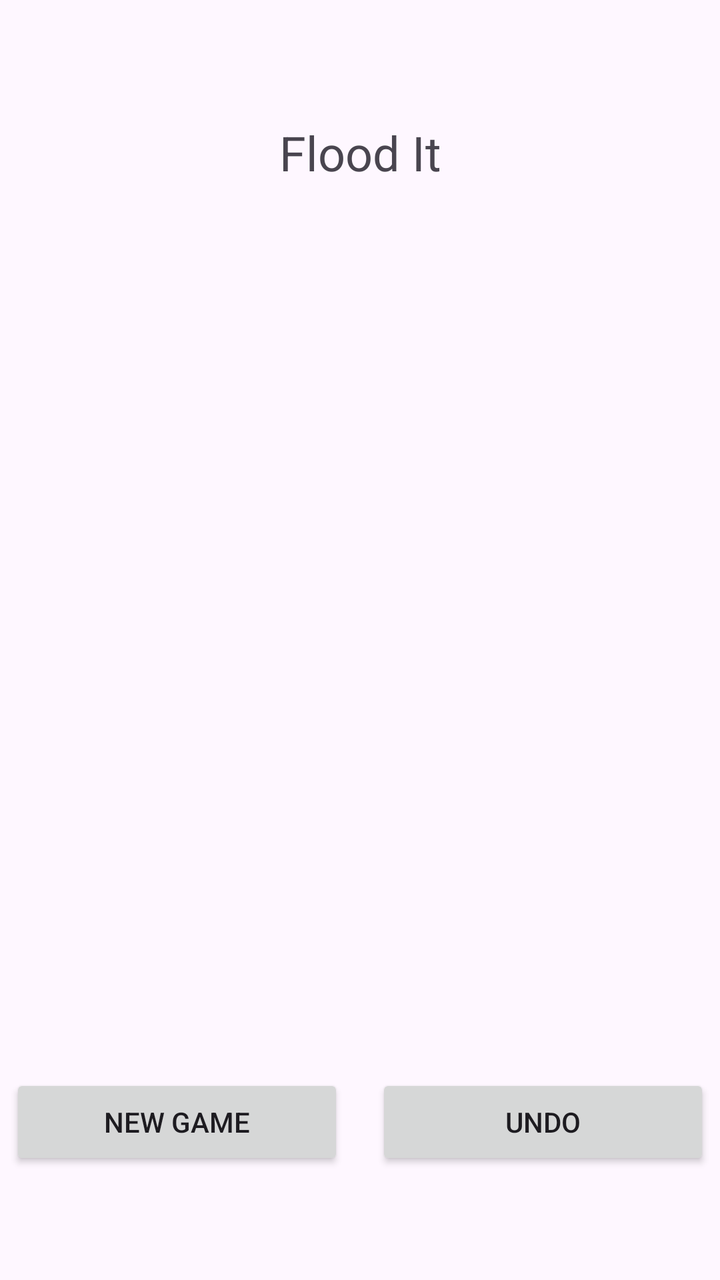
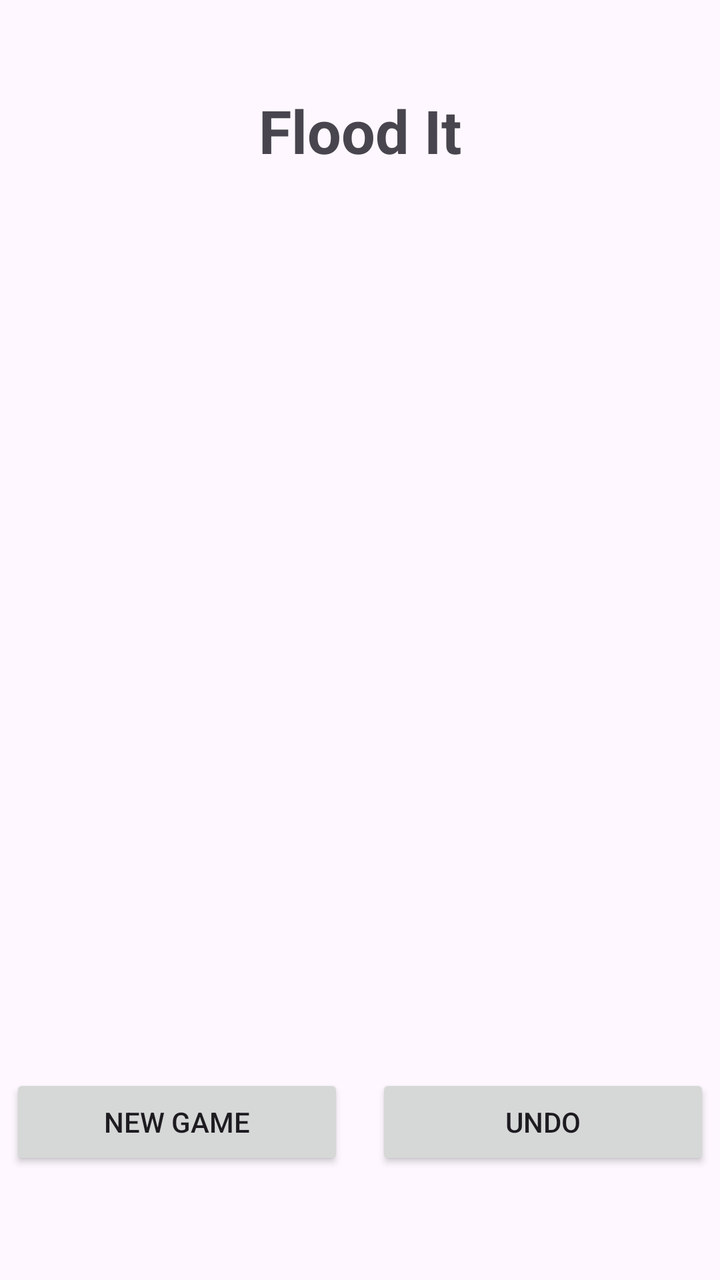

Screens rendered from an Android XML layout before and after an edit, with the pre-edit source and the edit as a unified diff.
<!-- AndroidManifest.xml: application theme Theme.FloodIt -->
<!-- res/layout/activity_main.xml -->
<?xml version="1.0" encoding="utf-8"?>
<androidx.constraintlayout.widget.ConstraintLayout
    xmlns:android="http://schemas.android.com/apk/res/android"
    xmlns:app="http://schemas.android.com/apk/res-auto"
    xmlns:tools="http://schemas.android.com/tools"
    android:layout_width="match_parent"
    android:layout_height="match_parent"
    tools:context=".MainActivity">

    
    <TextView
        android:id="@+id/title"
        android:layout_width="wrap_content"
        android:layout_height="wrap_content"
        android:layout_marginTop="60dp"
        android:text="@string/app_name"
        android:textSize="24sp"
        app:layout_constraintEnd_toEndOf="parent"
        app:layout_constraintStart_toStartOf="parent"
        app:layout_constraintTop_toTopOf="parent" />

    
    <GridLayout
        android:id="@+id/board"
        android:layout_width="0dp"
        android:layout_height="0dp"

        android:layout_marginTop="30dp"
        android:layout_marginHorizontal="5dp"
        android:alignmentMode="alignMargins"
        android:useDefaultMargins="true"
        app:layout_constraintTop_toBottomOf="@+id/title"
        app:layout_constraintBottom_toTopOf="@+id/move_counter"
        app:layout_constraintDimensionRatio="1:1"
        app:layout_constraintEnd_toEndOf="parent"
        app:layout_constraintStart_toStartOf="parent" />

    
    <TextView
        android:id="@+id/move_counter"
        android:layout_width="wrap_content"
        android:layout_height="wrap_content"
        android:layout_marginTop="30dp"
        android:textSize="20sp"
        app:layout_constraintEnd_toEndOf="parent"
        app:layout_constraintStart_toStartOf="parent"
        app:layout_constraintTop_toBottomOf="@+id/board" />

    
        <LinearLayout
            android:id="@+id/action_buttons_layout"
            android:layout_width="0dp"
            android:layout_height="wrap_content"
            android:layout_marginBottom="30dp"
            android:layout_marginHorizontal="5dp"
            android:orientation="horizontal"
            app:layout_constraintEnd_toEndOf="parent"
            app:layout_constraintStart_toStartOf="parent"
            app:layout_constraintBottom_toTopOf="@+id/buttons_layout">

            
            <Button
                android:id="@+id/new_game_button"
                android:layout_width="0dp"
                android:layout_height="wrap_content"
                android:layout_weight="1"
                android:layout_marginEnd="8dp"
                android:text="@string/new_game" />

            
            <Button
                android:id="@+id/undo_move_button"
                android:layout_width="0dp"
                android:layout_height="wrap_content"
                android:layout_weight="1"
                android:layout_marginStart="8dp"
                android:text="@string/undo" />
        </LinearLayout>

    
    <LinearLayout
        android:id="@+id/buttons_layout"
        android:layout_width="match_parent"
        android:layout_height="wrap_content"
        android:layout_marginHorizontal="5dp"
        android:layout_marginBottom="25dp"
        android:gravity="center"
        android:orientation="horizontal"
        app:layout_constraintBottom_toBottomOf="parent"
        app:layout_constraintEnd_toEndOf="parent"
        app:layout_constraintStart_toStartOf="parent">
    </LinearLayout>

</androidx.constraintlayout.widget.ConstraintLayout>
<!-- resources referenced by this layout -->
<resources>
  <string name="app_name">Flood It</string>
  <string name="new_game">New Game</string>
  <string name="undo">Undo</string>
  <style name="Theme.FloodIt" parent="Base.Theme.FloodIt" />
  <style name="Base.Theme.FloodIt" parent="Theme.Material3.DayNight.NoActionBar">
          
          
      </style>
</resources>

<!-- the commit's change to res/layout/activity_main.xml (unified diff, before → after) -->
@@ -12,12 +12,24 @@
         android:id="@+id/title"
         android:layout_width="wrap_content"
         android:layout_height="wrap_content"
-        android:layout_marginTop="60dp"
+        android:layout_marginTop="45dp"
         android:text="@string/app_name"
-        android:textSize="24sp"
+        android:textSize="30sp"
+        android:textStyle="bold"
         app:layout_constraintEnd_toEndOf="parent"
         app:layout_constraintStart_toStartOf="parent"
         app:layout_constraintTop_toTopOf="parent" />
+
+    
+    <TextView
+        android:id="@+id/high_score"
+        android:layout_width="wrap_content"
+        android:layout_height="wrap_content"
+        android:layout_marginTop="15dp"
+        android:textSize="20sp"
+        app:layout_constraintEnd_toEndOf="parent"
+        app:layout_constraintStart_toStartOf="parent"
+        app:layout_constraintTop_toBottomOf="@+id/title" />
 
     
     <GridLayout
@@ -29,7 +41,7 @@
         android:layout_marginHorizontal="5dp"
         android:alignmentMode="alignMargins"
         android:useDefaultMargins="true"
-        app:layout_constraintTop_toBottomOf="@+id/title"
+        app:layout_constraintTop_toBottomOf="@+id/high_score"
         app:layout_constraintBottom_toTopOf="@+id/move_counter"
         app:layout_constraintDimensionRatio="1:1"
         app:layout_constraintEnd_toEndOf="parent"
